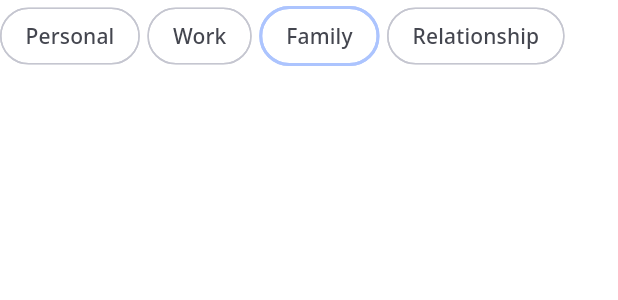
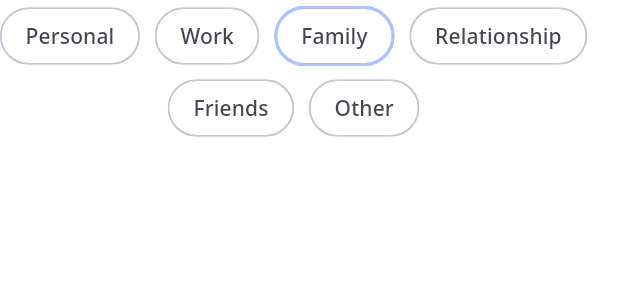
Before and after one commit to jjlamach/amori, a Flutter app: the TagsView widget shown alone on an empty page, opened directly, on a phone screen of 412 x 824 dp. Shown: the top 300 px of the screen. Run offline on Flutter 3.47's test engine with Material 2 defaults, Android fonts, the phone set to English and light mode, and no system bars; our stand-ins replace auto_route, cloud_firestore, firebase_auth, firebase_core, flex_color_scheme, flutter_bloc and 5 more; accounts and stored records are empty.

Commit message:
Refactor Selected Feeling Page

```diff
--- a/lib/app/screens/emotionselection/state/tags_cubit.dart
+++ b/lib/app/screens/emotionselection/state/tags_cubit.dart
@@ -1,5 +1,5 @@
+import 'package:flutter_bloc/flutter_bloc.dart';
 import 'package:freezed_annotation/freezed_annotation.dart';
-import 'package:flutter_bloc/flutter_bloc.dart';
 
 part 'tags_cubit.freezed.dart';
 
@@ -20,6 +20,14 @@ class TagCubit extends Cubit<TagState> {
 
   void tagRelationships(bool selected) {
     emit(TagState.relationships(selected: selected));
+  }
+
+  void tagFriends(bool selected) {
+    emit(TagState.friends(selected: selected));
+  }
+
+  void tagOthers(bool selected) {
+    emit(TagState.others(selected: selected));
   }
 
   void resetTag() {
@@ -46,4 +54,14 @@ class TagState with _$TagState {
     @Default('Relationships') String tagName,
     required bool selected,
   }) = _Relationships;
+
+  const factory TagState.friends({
+    @Default('Friends') String tagName,
+    required bool selected,
+  }) = _Friends;
+
+  const factory TagState.others({
+    @Default('Others') String tagName,
+    required bool selected,
+  }) = _Others;
 }
--- a/lib/app/screens/emotionselection/widgets/emotion_field_view.dart
+++ b/lib/app/screens/emotionselection/widgets/emotion_field_view.dart
@@ -34,6 +34,8 @@ class EmotionFieldView extends StatelessWidget {
                       family: (tagName, selected) => tagName,
                       relationships: (tagName, selected) => tagName,
                       work: (tagName, selected) => tagName,
+                      friends: (tagName, selected) => tagName,
+                      others: (tagName, selected) => tagName,
                     );
             if (value == null || value.isEmpty) {
               return "Describe how you felt today.";
--- a/lib/app/screens/emotionselection/widgets/tags_view.dart
+++ b/lib/app/screens/emotionselection/widgets/tags_view.dart
@@ -8,6 +8,8 @@ enum Tags {
   Work,
   Family,
   Relationship,
+  Friends,
+  Other,
 }
 
 class TagsView extends StatelessWidget {
@@ -23,7 +25,7 @@ class TagsView extends StatelessWidget {
         final cubit = context.read<TagCubit>();
         return Wrap(
           alignment: WrapAlignment.center,
-          spacing: 5.0,
+          spacing: 10.0,
           children: [
             FilterChip(
               label: Text(Tags.values[0].name),
@@ -110,6 +112,46 @@ class TagsView extends StatelessWidget {
                   false,
               showCheckmark: false,
             ),
+            FilterChip(
+              label: Text(Tags.values[4].name),
+              onSelected: (selected) {
+                if (selected == false) {
+                  cubit.resetTag();
+                } else {
+                  cubit.tagFriends(selected);
+                }
+              },
+              shape: RoundedRectangleBorder(
+                borderRadius: BorderRadius.circular(
+                  Dimen.borderRadiusCircular,
+                ),
+              ),
+              selected: state.whenOrNull(
+                    friends: (tagName, selected) => selected,
+                  ) ??
+                  false,
+              showCheckmark: false,
+            ),
+            FilterChip(
+              label: Text(Tags.values[5].name),
+              onSelected: (selected) {
+                if (selected == false) {
+                  cubit.resetTag();
+                } else {
+                  cubit.tagOthers(selected);
+                }
+              },
+              shape: RoundedRectangleBorder(
+                borderRadius: BorderRadius.circular(
+                  Dimen.borderRadiusCircular,
+                ),
+              ),
+              selected: state.whenOrNull(
+                    others: (tagName, selected) => selected,
+                  ) ??
+                  false,
+              showCheckmark: false,
+            ),
           ],
         );
       },
```
Also changed, not shown: lib/app/screens/emotionselection/emotion_selection_page.dart (+15 -8 lines), lib/app/screens/emotionselection/widgets/selected_emotion_page.dart (+12 -9 lines), lib/app/screens/emotionselection/state/tags_cubit.freezed.dart.
